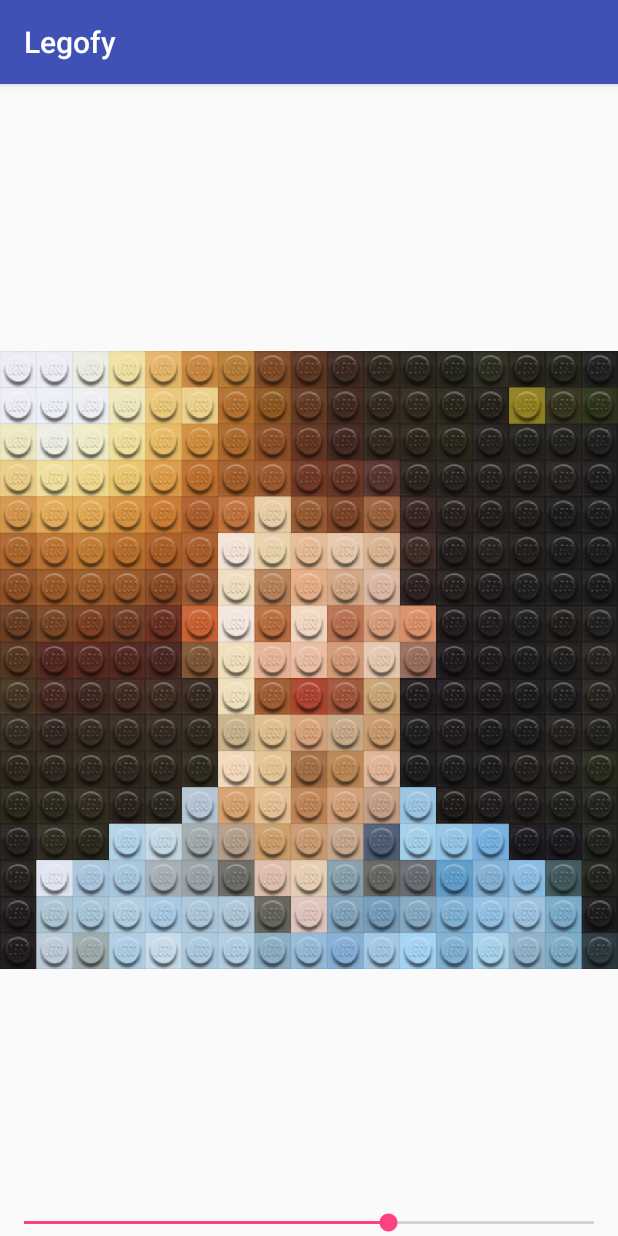
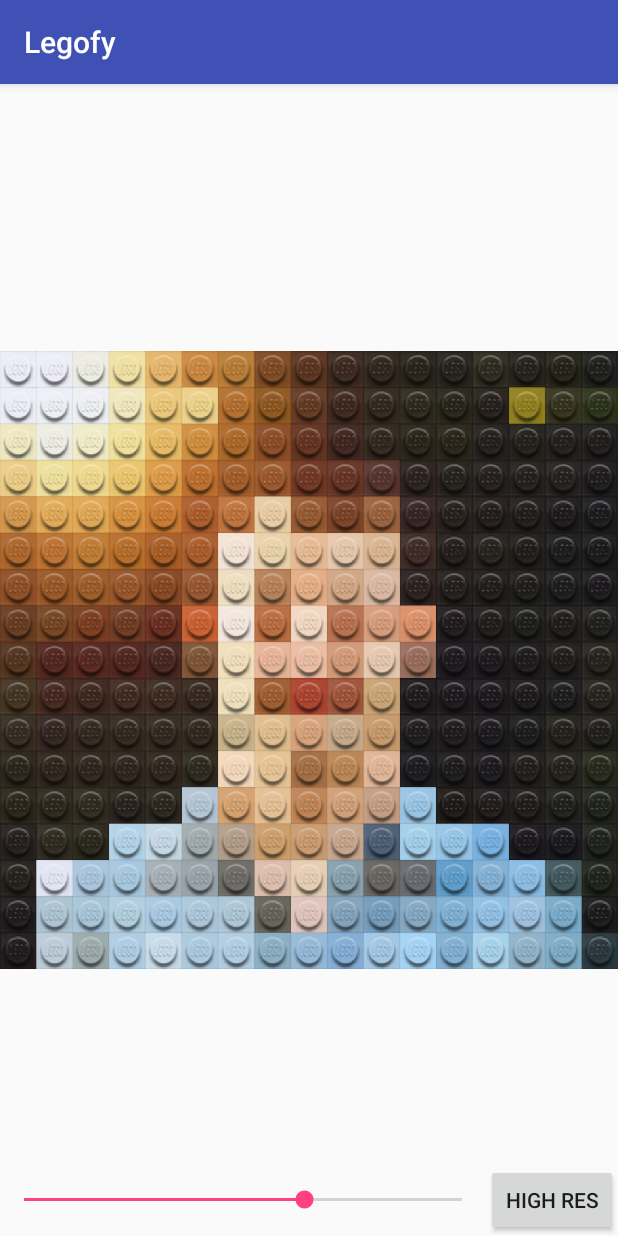
Before and after one commit to JeroenMols/Legofy, an Android app: the screen it shows after launch (MainActivity), on a phone screen of 412 x 824 dp. Run offline under Robolectric (Android 15) with nearby library versions, the phone set to English and light mode, and no system bars.

Commit message:
Added detailed calculation button

```diff
--- a/app/src/main/java/com/jeroenmols/legofy/MainActivity.java
+++ b/app/src/main/java/com/jeroenmols/legofy/MainActivity.java
@@ -10,6 +10,8 @@
 import android.os.Bundle;
 import android.support.annotation.NonNull;
 import android.support.v7.app.AppCompatActivity;
+import android.view.View;
+import android.widget.Button;
 import android.widget.ImageView;
 import android.widget.SeekBar;
 
@@ -21,7 +23,7 @@
     private SeekBar.OnSeekBarChangeListener onSeekBarChangeListener = new SeekBar.OnSeekBarChangeListener() {
         @Override
         public void onProgressChanged(SeekBar seekBar, int progress, boolean fromUser) {
-            Bitmap legoFiedBitmap = createLegoFiedBitmap(progress + 1);
+            Bitmap legoFiedBitmap = createLegoFiedBitmap(progress, true);
             image.setImageBitmap(legoFiedBitmap);
         }
 
@@ -43,17 +45,27 @@
         setContentView(R.layout.activity_main);
 
         image = (ImageView) findViewById(R.id.imageview_main);
-        seekbar = (SeekBar) findViewById(R.id.seekbar_bricksize);
+        seekbar = (SeekBar) findViewById(R.id.seekbar_main_bricksize);
         seekbar.setProgress(GRANULARITY);
         seekbar.setOnSeekBarChangeListener(onSeekBarChangeListener);
+        Button button = (Button) findViewById(R.id.button_main_highres);
+        button.setOnClickListener(new View.OnClickListener() {
+            @Override
+            public void onClick(View v) {
+                Bitmap legoFiedBitmap = createLegoFiedBitmap(seekbar.getProgress(), false);
+                image.setImageBitmap(legoFiedBitmap);
+            }
+        });
 
-        Bitmap legofied = createLegoFiedBitmap(GRANULARITY);
+        Bitmap legofied = createLegoFiedBitmap(seekbar.getProgress(), true);
         image.setImageBitmap(legofied);
     }
 
     @NonNull
-    private Bitmap createLegoFiedBitmap(int granularity) {
-        boolean fastmode = true;
+    private Bitmap createLegoFiedBitmap(int granularity, boolean fastmode) {
+        if (granularity <= 0) {
+            granularity = 1;
+        }
 
         Bitmap bitmap = BitmapFactory.decodeResource(getResources(), R.drawable.profile_picture);
         Bitmap brick = BitmapFactory.decodeResource(getResources(), R.drawable.brick);
--- a/app/src/main/res/layout/activity_main.xml
+++ b/app/src/main/res/layout/activity_main.xml
@@ -10,10 +10,20 @@
         android:layout_width="match_parent"
         android:layout_height="match_parent" />
 
+    <Button
+        android:id="@+id/button_main_highres"
+        android:layout_width="wrap_content"
+        android:layout_height="wrap_content"
+        android:layout_alignParentBottom="true"
+        android:layout_alignParentRight="true"
+        android:text="High res" />
+
     <SeekBar
-        android:id="@+id/seekbar_bricksize"
+        android:id="@+id/seekbar_main_bricksize"
         android:layout_width="match_parent"
         android:layout_height="wrap_content"
-        android:layout_alignParentBottom="true"/>
+        android:layout_alignParentBottom="true"
+        android:layout_alignTop="@id/button_main_highres"
+        android:layout_toLeftOf="@id/button_main_highres" />
 
 </RelativeLayout>
```
